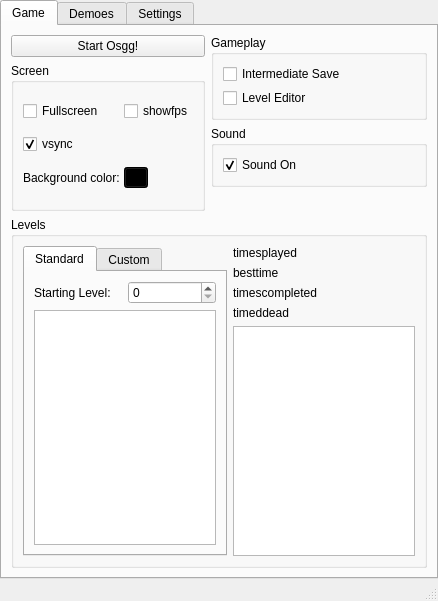
Qt form launcher/untitled.ui (DusteDdk/Osgg) before a commit.
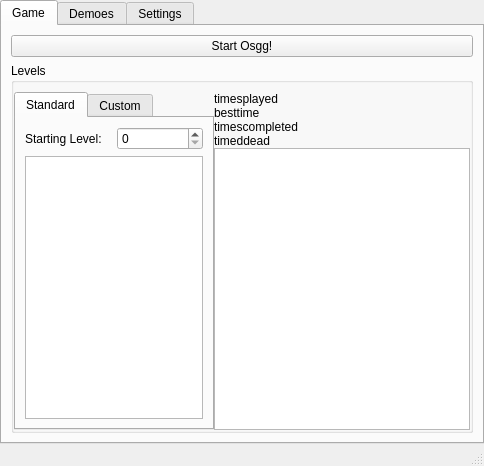
The same form after that commit. The open tabs and pages were chosen to show the change. Icons and pictures are not drawn. Custom widgets are drawn as their Qt base class.

```diff
--- a/launcher/untitled.ui
+++ b/launcher/untitled.ui
@@ -7,8 +7,8 @@
    <rect>
     <x>0</x>
     <y>0</y>
-    <width>438</width>
-    <height>601</height>
+    <width>484</width>
+    <height>466</height>
    </rect>
   </property>
   <property name="sizePolicy">
@@ -55,15 +55,67 @@
          <attribute name="title">
           <string>Game</string>
          </attribute>
-         <layout class="QGridLayout" name="gridLayout_4">
-          <item row="4" column="0" colspan="2">
+         <layout class="QVBoxLayout" name="verticalLayout_3">
+          <item>
+           <widget class="QPushButton" name="btnStart">
+            <property name="toolTip">
+             <string>Start the game!</string>
+            </property>
+            <property name="text">
+             <string>Start Osgg!</string>
+            </property>
+            <property name="icon">
+             <iconset resource="std.qrc">
+              <normaloff>:/icon/icon.png</normaloff>:/icon/icon.png</iconset>
+            </property>
+            <property name="iconSize">
+             <size>
+              <width>32</width>
+              <height>32</height>
+             </size>
+            </property>
+           </widget>
+          </item>
+          <item>
            <widget class="QGroupBox" name="groupBoxLevels">
             <property name="title">
              <string>Levels</string>
             </property>
+            <layout class="QGridLayout" name="gridLayout_4">
+             <property name="leftMargin">
+              <number>0</number>
+             </property>
+             <property name="rightMargin">
+              <number>0</number>
+             </property>
+             <property name="bottomMargin">
+              <number>0</number>
+             </property>
+             <property name="spacing">
+              <number>0</number>
+             </property>
+             <item row="0" column="0">
             <layout class="QHBoxLayout" name="horizontalLayout">
              <item>
               <widget class="QTabWidget" name="tabLvl">
+                 <property name="sizePolicy">
+                  <sizepolicy hsizetype="Preferred" vsizetype="Expanding">
+                   <horstretch>0</horstretch>
+                   <verstretch>0</verstretch>
+                  </sizepolicy>
+                 </property>
+                 <property name="minimumSize">
+                  <size>
+                   <width>0</width>
+                   <height>0</height>
+                  </size>
+                 </property>
+                 <property name="maximumSize">
+                  <size>
+                   <width>201</width>
+                   <height>16777215</height>
+                  </size>
+                 </property>
                <property name="currentIndex">
                 <number>0</number>
                </property>
@@ -71,18 +123,24 @@
                 <attribute name="title">
                  <string>Standard</string>
                 </attribute>
-                <layout class="QGridLayout" name="gridLayout_7">
+                  <layout class="QGridLayout" name="gridLayout">
                  <item row="0" column="0">
+                    <layout class="QVBoxLayout" name="verticalLayout_7">
+                     <item>
+                      <layout class="QHBoxLayout" name="horizontalLayout_3">
+                       <item>
                   <widget class="QLabel" name="label_2">
                    <property name="text">
                     <string>Starting Level:</string>
                    </property>
                   </widget>
                  </item>
-                 <item row="0" column="1">
+                       <item>
                   <widget class="QSpinBox" name="numStartLevel"/>
                  </item>
-                 <item row="1" column="0" colspan="2">
+                      </layout>
+                     </item>
+                     <item>
                   <widget class="QListWidget" name="lstStdLvl">
                    <property name="sortingEnabled">
                     <bool>false</bool>
@@ -90,6 +148,8 @@
                   </widget>
                  </item>
                 </layout>
+                   </item>
+                  </layout>
                </widget>
                <widget class="QWidget" name="tab_2">
                 <attribute name="title">
@@ -178,158 +238,6 @@
               </layout>
              </item>
             </layout>
-           </widget>
-          </item>
-          <item row="1" column="0" rowspan="3">
-           <widget class="QGroupBox" name="groupBox">
-            <property name="title">
-             <string>Screen</string>
-            </property>
-            <layout class="QGridLayout" name="gridLayout_6">
-             <property name="spacing">
-              <number>4</number>
-             </property>
-             <item row="0" column="0">
-              <widget class="QCheckBox" name="chFullScreen">
-               <property name="toolTip">
-                <string>Run game in fullscreen mode</string>
-               </property>
-               <property name="text">
-                <string>Fullscreen</string>
-               </property>
-              </widget>
-             </item>
-             <item row="0" column="2">
-              <widget class="QCheckBox" name="chShowFps">
-               <property name="toolTip">
-                <string>Show how many fps the game runs at, this value should be close to 60 for optimal play.</string>
-               </property>
-               <property name="text">
-                <string>showfps</string>
-               </property>
-               <property name="checked">
-                <bool>false</bool>
-               </property>
-              </widget>
-             </item>
-             <item row="1" column="0">
-              <widget class="QCheckBox" name="chVsync">
-               <property name="toolTip">
-                <string>Turn on Vsync for smooth gameplay.</string>
-               </property>
-               <property name="text">
-                <string>vsync</string>
-               </property>
-               <property name="checked">
-                <bool>true</bool>
-               </property>
-              </widget>
-             </item>
-             <item row="2" column="0">
-              <widget class="QLabel" name="label">
-               <property name="text">
-                <string>Background color:</string>
-               </property>
-              </widget>
-             </item>
-             <item row="2" column="2">
-              <widget class="QToolButton" name="btnSelectBgColor">
-               <property name="toolTip">
-                <string/>
-               </property>
-               <property name="styleSheet">
-                <string notr="true">background-color: rgb(0, 0, 0);</string>
-               </property>
-               <property name="text">
-                <string>...</string>
-               </property>
-              </widget>
-             </item>
-            </layout>
-           </widget>
-          </item>
-          <item row="0" column="0">
-           <widget class="QPushButton" name="btnStart">
-            <property name="toolTip">
-             <string>Start the game!</string>
-            </property>
-            <property name="text">
-             <string>Start Osgg!</string>
-            </property>
-            <property name="icon">
-             <iconset resource="std.qrc">
-              <normaloff>:/icon/icon.png</normaloff>:/icon/icon.png</iconset>
-            </property>
-            <property name="iconSize">
-             <size>
-              <width>32</width>
-              <height>32</height>
-             </size>
-            </property>
-           </widget>
-          </item>
-          <item row="2" column="1">
-           <widget class="QGroupBox" name="groupBox_2">
-            <property name="title">
-             <string>Sound</string>
-            </property>
-            <layout class="QVBoxLayout" name="verticalLayout_4">
-             <item>
-              <widget class="QCheckBox" name="chSound">
-               <property name="toolTip">
-                <string>Enable in-game sound effects</string>
-               </property>
-               <property name="text">
-                <string>Sound On</string>
-               </property>
-               <property name="checked">
-                <bool>true</bool>
-               </property>
-              </widget>
-             </item>
-            </layout>
-           </widget>
-          </item>
-          <item row="0" column="1" rowspan="2">
-           <widget class="QGroupBox" name="groupBox_3">
-            <property name="title">
-             <string>Gameplay</string>
-            </property>
-            <layout class="QVBoxLayout" name="verticalLayout_3">
-             <property name="spacing">
-              <number>4</number>
-             </property>
-             <item>
-              <widget class="QCheckBox" name="chIs">
-               <property name="sizePolicy">
-                <sizepolicy hsizetype="Expanding" vsizetype="Fixed">
-                 <horstretch>0</horstretch>
-                 <verstretch>0</verstretch>
-                </sizepolicy>
-               </property>
-               <property name="baseSize">
-                <size>
-                 <width>0</width>
-                 <height>0</height>
-                </size>
-               </property>
-               <property name="toolTip">
-                <string>Save progress automatically when you land on a base</string>
-               </property>
-               <property name="text">
-                <string>Intermediate Save</string>
-               </property>
-              </widget>
-             </item>
-             <item>
-              <widget class="QCheckBox" name="chEditor">
-               <property name="toolTip">
-                <string>Start in level-editor mode</string>
-               </property>
-               <property name="text">
-                <string>Level Editor</string>
-               </property>
-              </widget>
              </item>
             </layout>
            </widget>
@@ -340,7 +248,7 @@
          <attribute name="title">
           <string>Demoes</string>
          </attribute>
-         <layout class="QVBoxLayout" name="verticalLayout_7">
+         <layout class="QVBoxLayout" name="verticalLayout_4">
           <item>
            <widget class="QPushButton" name="btnPlayDemo">
             <property name="text">
@@ -393,8 +301,8 @@
          <attribute name="title">
           <string>Settings</string>
          </attribute>
-         <layout class="QGridLayout" name="gridLayout">
-          <item row="0" column="0">
+         <layout class="QVBoxLayout" name="verticalLayout_8">
+          <item>
            <layout class="QVBoxLayout" name="verticalLayout_2">
             <item>
              <layout class="QGridLayout" name="gridLayout_2">
@@ -447,7 +355,152 @@
             </item>
            </layout>
           </item>
+          <item>
+           <widget class="QGroupBox" name="groupBox">
+            <property name="sizePolicy">
+             <sizepolicy hsizetype="Preferred" vsizetype="Fixed">
+              <horstretch>0</horstretch>
+              <verstretch>0</verstretch>
+             </sizepolicy>
+            </property>
+            <property name="title">
+             <string>Screen</string>
+            </property>
+            <layout class="QFormLayout" name="formLayout">
+             <property name="horizontalSpacing">
+              <number>4</number>
+             </property>
+             <property name="verticalSpacing">
+              <number>4</number>
+             </property>
+             <item row="0" column="0">
+              <widget class="QCheckBox" name="chFullScreen">
+               <property name="toolTip">
+                <string>Run game in fullscreen mode</string>
+               </property>
+               <property name="text">
+                <string>Fullscreen</string>
+               </property>
+              </widget>
+             </item>
           <item row="1" column="0">
+              <widget class="QCheckBox" name="chShowFps">
+               <property name="toolTip">
+                <string>Show how many fps the game runs at, this value should be close to 60 for optimal play.</string>
+               </property>
+               <property name="text">
+                <string>showfps</string>
+               </property>
+               <property name="checked">
+                <bool>false</bool>
+               </property>
+              </widget>
+             </item>
+             <item row="2" column="0">
+              <widget class="QCheckBox" name="chVsync">
+               <property name="toolTip">
+                <string>Turn on Vsync for smooth gameplay.</string>
+               </property>
+               <property name="text">
+                <string>vsync</string>
+               </property>
+               <property name="checked">
+                <bool>true</bool>
+               </property>
+              </widget>
+             </item>
+             <item row="3" column="0">
+              <widget class="QLabel" name="label">
+               <property name="text">
+                <string>Background color:</string>
+               </property>
+              </widget>
+             </item>
+             <item row="3" column="1">
+              <widget class="QToolButton" name="btnSelectBgColor">
+               <property name="toolTip">
+                <string/>
+               </property>
+               <property name="styleSheet">
+                <string notr="true">background-color: rgb(0, 0, 0);</string>
+               </property>
+               <property name="text">
+                <string>...</string>
+               </property>
+              </widget>
+             </item>
+            </layout>
+           </widget>
+          </item>
+          <item>
+           <widget class="QGroupBox" name="groupBox_2">
+            <property name="sizePolicy">
+             <sizepolicy hsizetype="Preferred" vsizetype="Fixed">
+              <horstretch>0</horstretch>
+              <verstretch>0</verstretch>
+             </sizepolicy>
+            </property>
+            <property name="title">
+             <string>Sound</string>
+            </property>
+            <layout class="QFormLayout" name="formLayout_3">
+             <item row="0" column="0">
+              <widget class="QCheckBox" name="chSound">
+               <property name="toolTip">
+                <string>Enable in-game sound effects</string>
+               </property>
+               <property name="text">
+                <string>Sound On</string>
+               </property>
+               <property name="checked">
+                <bool>true</bool>
+               </property>
+              </widget>
+             </item>
+            </layout>
+           </widget>
+          </item>
+          <item>
+           <widget class="QGroupBox" name="groupBox_3">
+            <property name="sizePolicy">
+             <sizepolicy hsizetype="Preferred" vsizetype="Fixed">
+              <horstretch>0</horstretch>
+              <verstretch>0</verstretch>
+             </sizepolicy>
+            </property>
+            <property name="title">
+             <string>Gameplay</string>
+            </property>
+            <layout class="QFormLayout" name="formLayout_2">
+             <property name="fieldGrowthPolicy">
+              <enum>QFormLayout::AllNonFixedFieldsGrow</enum>
+             </property>
+             <item row="0" column="0">
+              <widget class="QCheckBox" name="chIs">
+               <property name="sizePolicy">
+                <sizepolicy hsizetype="Expanding" vsizetype="Fixed">
+                 <horstretch>0</horstretch>
+                 <verstretch>0</verstretch>
+                </sizepolicy>
+               </property>
+               <property name="baseSize">
+                <size>
+                 <width>0</width>
+                 <height>0</height>
+                </size>
+               </property>
+               <property name="toolTip">
+                <string>Save progress automatically when you land on a base</string>
+               </property>
+               <property name="text">
+                <string>Save at every platform</string>
+               </property>
+              </widget>
+             </item>
+            </layout>
+           </widget>
+          </item>
+          <item>
            <spacer name="verticalSpacer">
             <property name="orientation">
              <enum>Qt::Vertical</enum>
@@ -470,6 +523,13 @@
   </widget>
   <widget class="QStatusBar" name="statusbar"/>
  </widget>
+ <customwidgets>
+  <customwidget>
+   <class>lvlpreviewview</class>
+   <extends>QGraphicsView</extends>
+   <header location="global">lvlpreviewview.h</header>
+  </customwidget>
+ </customwidgets>
  <resources>
   <include location="std.qrc"/>
  </resources>
```
Left out of the diff: 26 changed lines with no effect on the pictures. Lines whose indentation alone changed are shown as unchanged.
